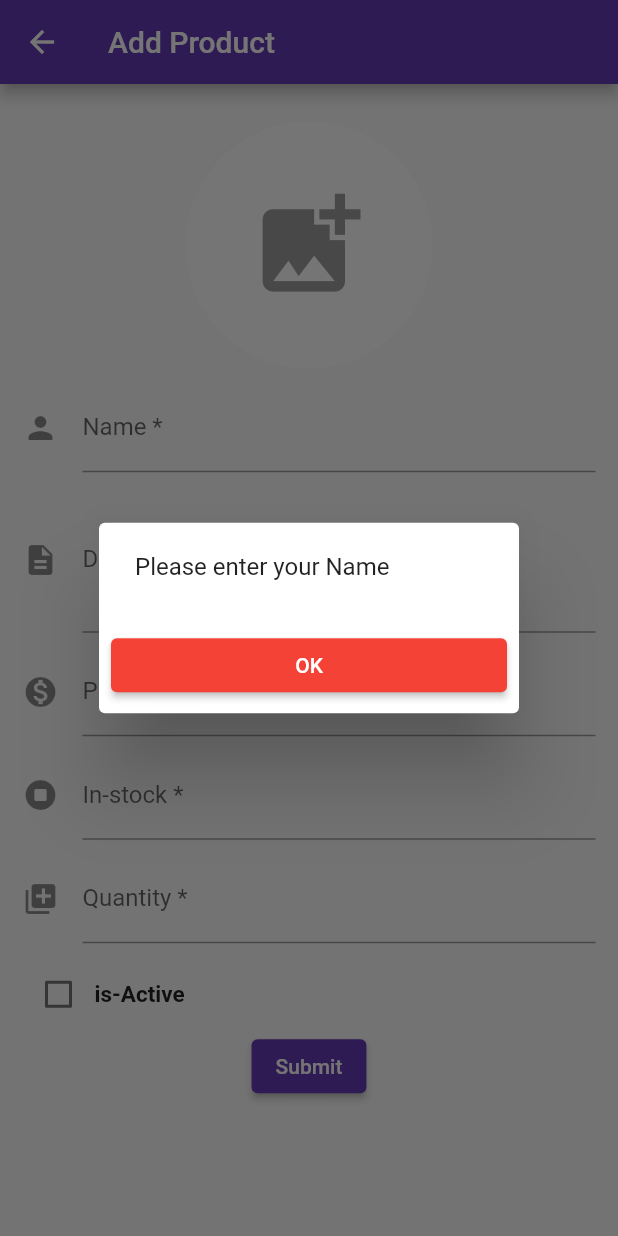
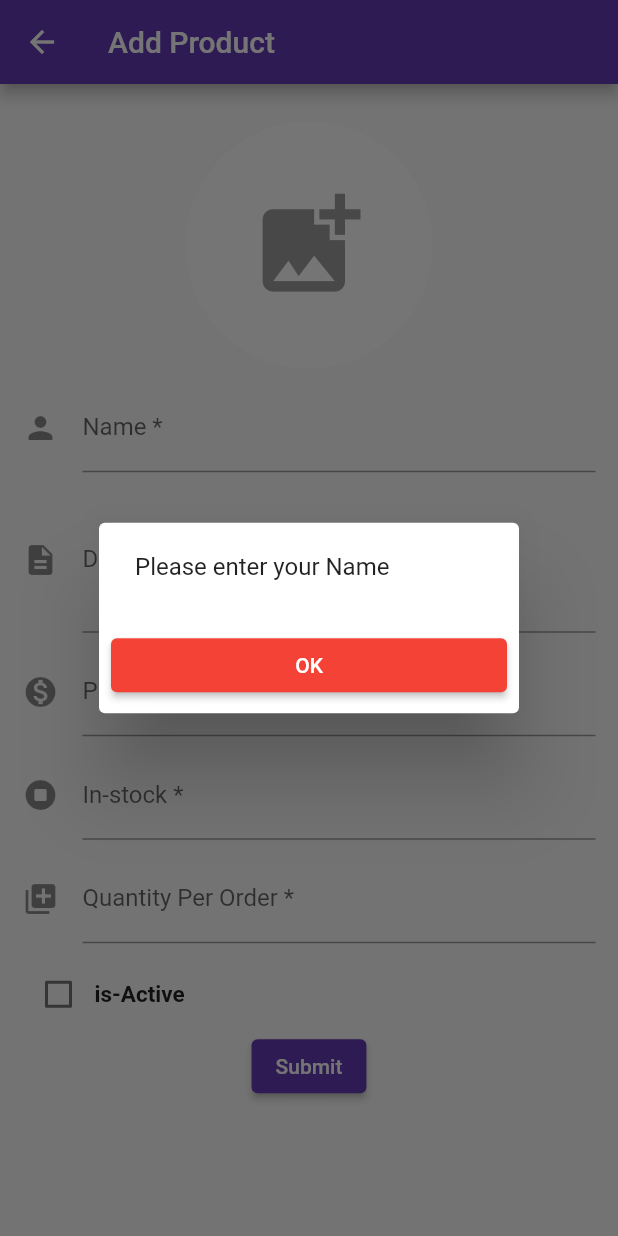
Before and after one commit to sathasivam0/shopping, a Flutter app: the AddProduct screen opened directly, after a tap on "Submit", on a phone screen of 412 x 824 dp. Run offline on Flutter 3.47's test engine with Material 2 defaults, Android fonts, the phone set to English and light mode, and no system bars; our stand-ins replace connectivity_plus, fluttertoast, get, image_picker, permission_handler, sqflite; accounts and stored records are empty.

```diff
--- a/lib/services/online/service_url.dart
+++ b/lib/services/online/service_url.dart
@@ -1,7 +1,8 @@
-const mainUrl = "https://udanraa.cloudi5.com/api/";
+const mainUrl = "https://task.cloudi5.com/api/";
 const imageUrl = "http://127.0.0.1:8000/";
 
 class ServiceUrl {
   static String products = mainUrl + "products";
-  static String signUp = mainUrl + "register";
+  static String addProduct = mainUrl + "products/store";
+  static String detailProduct = mainUrl + "products/show/";
 }
--- a/lib/ui/add_product/add_product.dart
+++ b/lib/ui/add_product/add_product.dart
@@ -9,6 +9,8 @@ import 'package:permission_handler/permission_handler.dart';
 import 'package:shopping/res/colors.dart';
 import 'package:shopping/services/network/get_network_manager.dart';
 import 'package:shopping/services/offline/local_db_helper.dart';
+import 'package:shopping/services/online/service_request.dart';
+import 'package:shopping/services/online/service_url.dart';
 import 'package:shopping/ui/home/home.dart';
 import 'package:shopping/utils/error_dialog.dart';
 
@@ -38,6 +40,16 @@ class _AddProductState extends State<AddProduct> {
       } else {
         debugPrint('Please give permission');
       }
+    }
+  }
+
+  dynamic map;
+
+  Future<dynamic> addProductData(url, map) async {
+    var result = await ServiceRequest(url, map).postData();
+    bool status = result["status"];
+    if (status == true) {
+      debugPrint("Successfully added");
     }
   }
 
@@ -135,7 +147,7 @@ class _AddProductState extends State<AddProduct> {
       data['name'] = nameController.text.toString();
       data['slug'] = nameController.text.toString().toLowerCase();
       data['description'] = descriptionController.text.toLowerCase();
-      data['image'] = imageXFile!.path;
+      data['image'] = imageXFile == null ? "" : imageXFile!.path;
       data['price'] = int.parse(priceController.text.toString());
       data['in_stock'] = int.parse(inStockController.text.toString());
       data['qty_per_order'] = int.parse(quantityController.text.toString());
@@ -146,11 +158,24 @@ class _AddProductState extends State<AddProduct> {
       // else add data to cloud
       if (GetXNetworkManager.to.connectionType == 0) {
         DBHelper.insertValuesTable("products", data);
-      } else {}
+      } else {
+        map = {
+          "name" : nameController.text.toString(),
+          "description" : descriptionController.text.toString(),
+          "image" :"",
+          "price" : priceController.text.toString(),
+          "in_stock" : inStockController.text.toString(),
+          "qty_per_order" :quantityController.text.toString(),
+          "is_active" : isFeaturedValue ? 1 : 0
+        };
+        addProductData(ServiceUrl.addProduct, map);
+      }
 
       Get.to(() => const Home());
     }
   }
+
+
 
   @override
   Widget build(BuildContext context) {
@@ -229,8 +254,8 @@ class _AddProductState extends State<AddProduct> {
                 keyboardType: TextInputType.number,
                 decoration: const InputDecoration(
                   icon: Icon(Icons.queue),
-                  hintText: 'Enter Qty/Order',
-                  labelText: 'Quantity *',
+                  hintText: 'Enter Quantity Per Order',
+                  labelText: 'Quantity Per Order *',
                 ),
               ),
               const SizedBox(height: 10.0),
--- a/lib/ui/home/home.dart
+++ b/lib/ui/home/home.dart
@@ -1,3 +1,5 @@
+import 'dart:io';
+
 import 'package:flutter/material.dart';
 import 'package:flutter/services.dart';
 import 'package:shopping/model/product_model.dart';
@@ -66,7 +68,7 @@ class _HomeState extends State<Home> {
                                     radius: 20,
                                     child: productsModel.image!.isEmpty
                                         ? const Icon(Icons.person, size: 30.0)
-                                        : const Icon(Icons.star, size: 30.0)),
+                                        :  Image.file(File("${productsModel.image}"))),
                                 const SizedBox(width: 10.0),
                                 Column(
                                   mainAxisAlignment: MainAxisAlignment.center,
```
Also changed, not shown: lib/model/product_model.dart (+3 -5 lines), lib/services/online/service_request.dart (+9 -6 lines), lib/ui/detail/detail.dart (+28 -0 lines).
